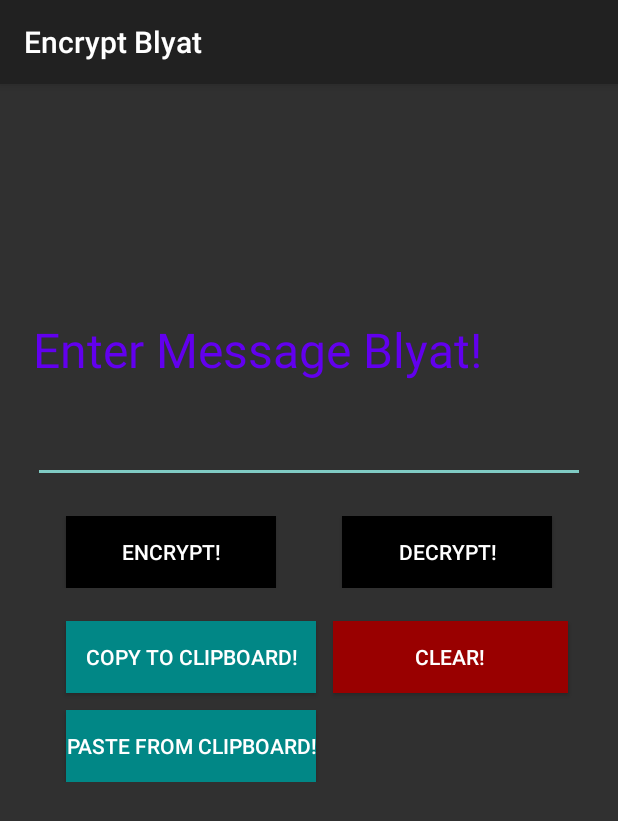
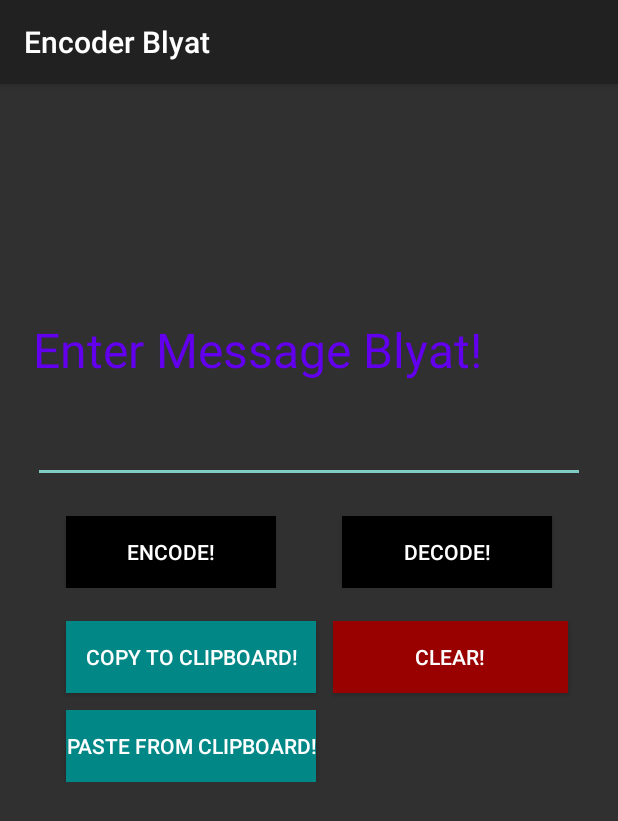
Before and after one commit to baraa-almasri/java_progs, an Android app: the screen it shows after launch (MainActivity), on a phone screen of 412 x 824 dp. Shown: the top 821 px of the screen. Run offline under Robolectric (Android 15) with nearby library versions, the phone set to English and light mode, and no system bars.

Commit message:
better encoding!

```diff
--- a/EncryptBlyat/app/build.gradle
+++ b/EncryptBlyat/app/build.gradle
@@ -9,7 +9,7 @@ android {
     buildToolsVersion "30.0.2"
 
     defaultConfig {
-        applicationId "com.baraamasri.encryptblyat"
+        applicationId "com.baraamasri.encoderblyat"
         minSdkVersion 22
         targetSdkVersion 30
         versionCode 1
--- a/EncryptBlyat/app/src/main/AndroidManifest.xml
+++ b/EncryptBlyat/app/src/main/AndroidManifest.xml
@@ -1,6 +1,6 @@
 <?xml version="1.0" encoding="utf-8"?>
 <manifest xmlns:android="http://schemas.android.com/apk/res/android"
-    package="com.baraamasri.encryptblyat">
+    package="com.baraamasri.encoderblyat">
 
     <application
         android:allowBackup="true"
--- a/EncryptBlyat/app/src/main/java/com/baraamasri/encryptblyat/Crypt.kt
+++ b/EncryptBlyat/app/src/main/java/com/baraamasri/encoderblyat/Crypt.kt
@@ -1,6 +1,4 @@
-package com.baraamasri.encryptblyat
-
-import java.lang.Math
+package com.baraamasri.encoderblyat
 
 abstract class Crypt(protected var message: String) {
 
--- a/EncryptBlyat/app/src/main/java/com/baraamasri/encryptblyat/MainActivity.kt
+++ b/EncryptBlyat/app/src/main/java/com/baraamasri/encoderblyat/MainActivity.kt
@@ -1,6 +1,5 @@
-package com.baraamasri.encryptblyat
+package com.baraamasri.encoderblyat
 
-import android.content.ClipData
 import android.content.ClipboardManager
 import android.content.Context
 import androidx.appcompat.app.AppCompatActivity
@@ -17,26 +16,22 @@ class MainActivity : AppCompatActivity() {
 
         clipboard = getSystemService(Context.CLIPBOARD_SERVICE) as ClipboardManager
 
-        clearText.setOnLongClickListener(object: View.OnLongClickListener {
-            override fun onLongClick(v: View?): Boolean {
-                result.setText("Enter Message Blyat!")
+        clearText.setOnLongClickListener {
+            result.setText("Enter Message Blyat!")
 
-                return true
-            }
-        })
+            true
+        }
 
-        clearText.setOnClickListener(object: View.OnClickListener {
-            override fun onClick(v: View?) {
-                message.setText("")
-            }
-        })
+        clearText.setOnClickListener {
+            message.setText("")
+        }
     }
 
     fun evaluate(view: View) {
 
         result.text = (when(view.id) {
-            R.id.encrypt -> (Encoder(message.text.toString()))
-            R.id.decrypt -> (Decoder(message.text.toString()))
+            R.id.encode -> (Encoder(message.text.toString()))
+            R.id.decode -> (Decoder(message.text.toString()))
             else -> Any() as Crypt
 
         }).getProcessedMessage()
--- a/EncryptBlyat/app/src/main/res/layout/activity_main.xml
+++ b/EncryptBlyat/app/src/main/res/layout/activity_main.xml
@@ -55,24 +55,24 @@
                 android:orientation="horizontal">
 
                 <Button
-                    android:id="@+id/encrypt"
+                    android:id="@+id/encode"
                     android:layout_marginRight="10pt"
                     android:layout_marginLeft="10pt"
                     android:layout_weight="1"
                     android:layout_width="match_parent"
                     android:layout_height="wrap_content"
-                    android:text="ENCRYPT!"
+                    android:text="ENCODE!"
                     android:onClick="evaluate"
                     android:background="@color/black"/>
 
                 <Button
-                    android:id="@+id/decrypt"
+                    android:id="@+id/decode"
                     android:layout_marginRight="10pt"
                     android:layout_marginLeft="10pt"
                     android:layout_weight="1"
                     android:layout_width="match_parent"
                     android:layout_height="wrap_content"
-                    android:text="DECRYPT!"
+                    android:text="DECODE!"
                     android:onClick="evaluate"
                     android:background="@color/black"/>
 
--- a/EncryptBlyat/app/src/main/res/values/strings.xml
+++ b/EncryptBlyat/app/src/main/res/values/strings.xml
@@ -1,3 +1,3 @@
 <resources>
-    <string name="app_name">Encrypt Blyat</string>
+    <string name="app_name">Encoder Blyat</string>
 </resources>
--- a/EncryptBlyat/settings.gradle
+++ b/EncryptBlyat/settings.gradle
@@ -1,2 +1,2 @@
 include ':app'
-rootProject.name = "Encrypt Blyat"
+rootProject.name = "Encoder Blyat"
```
Also changed, not shown: EncryptBlyat/app/src/main/java/com/baraamasri/encoderblyat/Decoder.kt (renamed from EncryptBlyat/app/src/main/java/com/baraamasri/encryptblyat/Decoder.kt, +16 -7 lines), EncryptBlyat/app/src/main/java/com/baraamasri/encoderblyat/Encoder.kt (added, +26 -0 lines), EncryptBlyat/app/src/main/java/com/baraamasri/encryptblyat/Encoder.kt (deleted, +0 -17 lines), 2 other files.
